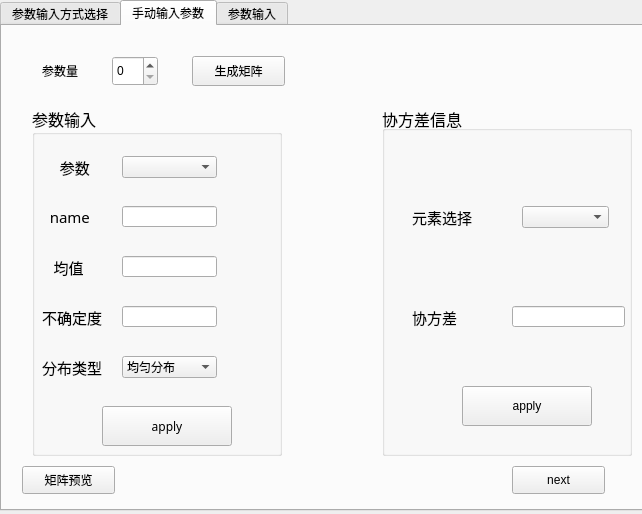
MaoXi/Qt_Learning, file 7_10_CUSA/widget.ui: the form before one commit.
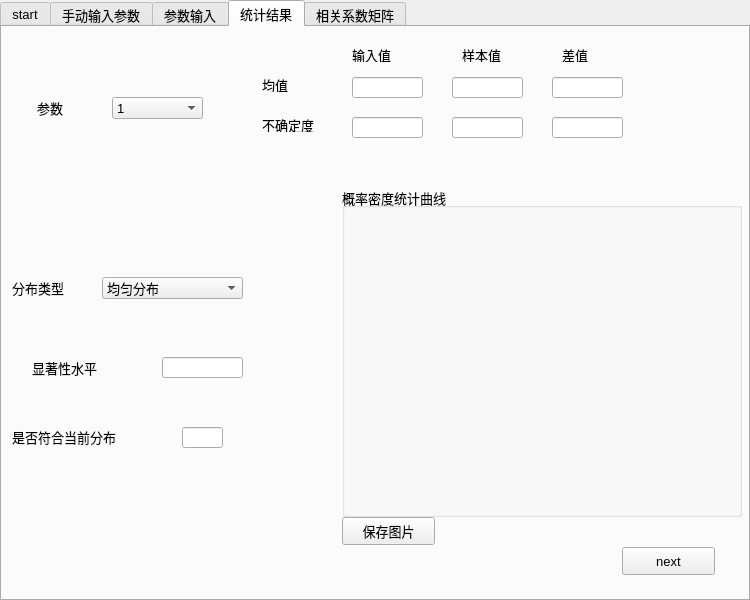
The form after the commit. The open tabs and pages were chosen to show the change.

What changed in the file:
```diff
--- a/7_10_CUSA/widget.ui
+++ b/7_10_CUSA/widget.ui
@@ -6,8 +6,8 @@
    <rect>
     <x>0</x>
     <y>0</y>
-    <width>642</width>
-    <height>514</height>
+    <width>750</width>
+    <height>600</height>
    </rect>
   </property>
   <property name="windowTitle">
@@ -18,16 +18,22 @@
     <rect>
      <x>0</x>
      <y>0</y>
-     <width>651</width>
-     <height>511</height>
+     <width>750</width>
+     <height>601</height>
     </rect>
    </property>
+   <property name="font">
+    <font>
+     <family>Microsoft YaHei UI</family>
+     <pointsize>10</pointsize>
+    </font>
+   </property>
    <property name="currentIndex">
     <number>0</number>
    </property>
    <widget class="QWidget" name="tab">
     <attribute name="title">
-     <string>参数输入方式选择</string>
+     <string>start</string>
     </attribute>
     <widget class="QPushButton" name="pushButton">
      <property name="geometry">
@@ -120,8 +126,8 @@
       <rect>
        <x>30</x>
        <y>80</y>
-       <width>250</width>
-       <height>350</height>
+       <width>300</width>
+       <height>400</height>
       </rect>
      </property>
      <property name="font">
@@ -318,10 +324,10 @@
     <widget class="QGroupBox" name="groupBox_2">
      <property name="geometry">
       <rect>
-       <x>380</x>
+       <x>400</x>
        <y>80</y>
-       <width>250</width>
-       <height>350</height>
+       <width>300</width>
+       <height>400</height>
       </rect>
      </property>
      <property name="font">
@@ -413,9 +419,9 @@
      <property name="geometry">
       <rect>
        <x>20</x>
-       <y>440</y>
+       <y>500</y>
        <width>93</width>
-       <height>28</height>
+       <height>40</height>
       </rect>
      </property>
      <property name="text">
@@ -425,10 +431,10 @@
     <widget class="QPushButton" name="pushButton_7">
      <property name="geometry">
       <rect>
-       <x>510</x>
-       <y>440</y>
+       <x>600</x>
+       <y>500</y>
        <width>93</width>
-       <height>28</height>
+       <height>40</height>
       </rect>
      </property>
      <property name="text">
@@ -531,6 +537,374 @@
      </property>
     </widget>
    </widget>
+   <widget class="QWidget" name="tab_4">
+    <attribute name="title">
+     <string>统计结果</string>
+    </attribute>
+    <widget class="QGroupBox" name="groupBox_3">
+     <property name="geometry">
+      <rect>
+       <x>340</x>
+       <y>160</y>
+       <width>400</width>
+       <height>330</height>
+      </rect>
+     </property>
+     <property name="title">
+      <string>概率密度统计曲线</string>
+     </property>
+    </widget>
+    <widget class="QComboBox" name="comboBox_5">
+     <property name="geometry">
+      <rect>
+       <x>110</x>
+       <y>70</y>
+       <width>91</width>
+       <height>22</height>
+      </rect>
+     </property>
+     <item>
+      <property name="text">
+       <string>1</string>
+      </property>
+     </item>
+     <item>
+      <property name="text">
+       <string>2</string>
+      </property>
+     </item>
+     <item>
+      <property name="text">
+       <string>3</string>
+      </property>
+     </item>
+     <item>
+      <property name="text">
+       <string>4</string>
+      </property>
+     </item>
+     <item>
+      <property name="text">
+       <string>5</string>
+      </property>
+     </item>
+    </widget>
+    <widget class="QLineEdit" name="lineEdit_6">
+     <property name="geometry">
+      <rect>
+       <x>350</x>
+       <y>50</y>
+       <width>71</width>
+       <height>21</height>
+      </rect>
+     </property>
+    </widget>
+    <widget class="QLineEdit" name="lineEdit_7">
+     <property name="geometry">
+      <rect>
+       <x>450</x>
+       <y>50</y>
+       <width>71</width>
+       <height>21</height>
+      </rect>
+     </property>
+    </widget>
+    <widget class="QLineEdit" name="lineEdit_8">
+     <property name="geometry">
+      <rect>
+       <x>550</x>
+       <y>50</y>
+       <width>71</width>
+       <height>21</height>
+      </rect>
+     </property>
+    </widget>
+    <widget class="QLineEdit" name="lineEdit_9">
+     <property name="geometry">
+      <rect>
+       <x>350</x>
+       <y>90</y>
+       <width>71</width>
+       <height>21</height>
+      </rect>
+     </property>
+    </widget>
+    <widget class="QLineEdit" name="lineEdit_10">
+     <property name="geometry">
+      <rect>
+       <x>450</x>
+       <y>90</y>
+       <width>71</width>
+       <height>21</height>
+      </rect>
+     </property>
+    </widget>
+    <widget class="QLineEdit" name="lineEdit_11">
+     <property name="geometry">
+      <rect>
+       <x>550</x>
+       <y>90</y>
+       <width>71</width>
+       <height>21</height>
+      </rect>
+     </property>
+    </widget>
+    <widget class="QLabel" name="label_12">
+     <property name="geometry">
+      <rect>
+       <x>350</x>
+       <y>20</y>
+       <width>72</width>
+       <height>15</height>
+      </rect>
+     </property>
+     <property name="text">
+      <string>输入值</string>
+     </property>
+    </widget>
+    <widget class="QLabel" name="label_13">
+     <property name="geometry">
+      <rect>
+       <x>460</x>
+       <y>20</y>
+       <width>72</width>
+       <height>15</height>
+      </rect>
+     </property>
+     <property name="text">
+      <string>样本值</string>
+     </property>
+    </widget>
+    <widget class="QLabel" name="label_14">
+     <property name="geometry">
+      <rect>
+       <x>560</x>
+       <y>20</y>
+       <width>72</width>
+       <height>15</height>
+      </rect>
+     </property>
+     <property name="text">
+      <string>差值</string>
+     </property>
+    </widget>
+    <widget class="QLabel" name="label_15">
+     <property name="geometry">
+      <rect>
+       <x>260</x>
+       <y>50</y>
+       <width>72</width>
+       <height>15</height>
+      </rect>
+     </property>
+     <property name="text">
+      <string>均值</string>
+     </property>
+    </widget>
+    <widget class="QLabel" name="label_16">
+     <property name="geometry">
+      <rect>
+       <x>260</x>
+       <y>90</y>
+       <width>72</width>
+       <height>15</height>
+      </rect>
+     </property>
+     <property name="text">
+      <string>不确定度</string>
+     </property>
+    </widget>
+    <widget class="QPushButton" name="pushButton_10">
+     <property name="geometry">
+      <rect>
+       <x>620</x>
+       <y>520</y>
+       <width>93</width>
+       <height>28</height>
+      </rect>
+     </property>
+     <property name="text">
+      <string>next</string>
+     </property>
+    </widget>
+    <widget class="QComboBox" name="comboBox_6">
+     <property name="geometry">
+      <rect>
+       <x>100</x>
+       <y>250</y>
+       <width>141</width>
+       <height>22</height>
+      </rect>
+     </property>
+     <item>
+      <property name="text">
+       <string>均匀分布</string>
+      </property>
+     </item>
+     <item>
+      <property name="text">
+       <string>正态分布</string>
+      </property>
+     </item>
+    </widget>
+    <widget class="QLabel" name="label_17">
+     <property name="geometry">
+      <rect>
+       <x>30</x>
+       <y>310</y>
+       <width>101</width>
+       <height>61</height>
+      </rect>
+     </property>
+     <property name="text">
+      <string>显著性水平</string>
+     </property>
+    </widget>
+    <widget class="QLineEdit" name="lineEdit_12">
+     <property name="geometry">
+      <rect>
+       <x>160</x>
+       <y>330</y>
+       <width>81</width>
+       <height>21</height>
+      </rect>
+     </property>
+    </widget>
+    <widget class="QLineEdit" name="lineEdit_13">
+     <property name="geometry">
+      <rect>
+       <x>180</x>
+       <y>400</y>
+       <width>41</width>
+       <height>21</height>
+      </rect>
+     </property>
+    </widget>
+    <widget class="QLabel" name="label_18">
+     <property name="geometry">
+      <rect>
+       <x>10</x>
+       <y>400</y>
+       <width>141</width>
+       <height>20</height>
+      </rect>
+     </property>
+     <property name="text">
+      <string>是否符合当前分布</string>
+     </property>
+    </widget>
+    <widget class="QLabel" name="label_19">
+     <property name="geometry">
+      <rect>
+       <x>35</x>
+       <y>70</y>
+       <width>41</width>
+       <height>21</height>
+      </rect>
+     </property>
+     <property name="text">
+      <string>参数</string>
+     </property>
+    </widget>
+    <widget class="QLabel" name="label_20">
+     <property name="geometry">
+      <rect>
+       <x>10</x>
+       <y>250</y>
+       <width>72</width>
+       <height>22</height>
+      </rect>
+     </property>
+     <property name="text">
+      <string>分布类型</string>
+     </property>
+    </widget>
+    <widget class="QPushButton" name="pushButton_11">
+     <property name="geometry">
+      <rect>
+       <x>340</x>
+       <y>490</y>
+       <width>93</width>
+       <height>28</height>
+      </rect>
+     </property>
+     <property name="text">
+      <string>保存图片</string>
+     </property>
+    </widget>
+   </widget>
+   <widget class="QWidget" name="tab_5">
+    <attribute name="title">
+     <string>相关系数矩阵</string>
+    </attribute>
+    <widget class="QTabWidget" name="tabWidget_2">
+     <property name="geometry">
+      <rect>
+       <x>34</x>
+       <y>70</y>
+       <width>541</width>
+       <height>431</height>
+      </rect>
+     </property>
+     <property name="currentIndex">
+      <number>0</number>
+     </property>
+     <widget class="QWidget" name="tab_6">
+      <attribute name="title">
+       <string>输入样本相关系数矩阵</string>
+      </attribute>
+     </widget>
+     <widget class="QWidget" name="tab_7">
+      <attribute name="title">
+       <string>相关系数矩阵</string>
+      </attribute>
+     </widget>
+     <widget class="QWidget" name="tab_8">
+      <attribute name="title">
+       <string>相关系数差值矩阵</string>
+      </attribute>
+     </widget>
+    </widget>
+    <widget class="QPushButton" name="pushButton_12">
+     <property name="geometry">
+      <rect>
+       <x>30</x>
+       <y>500</y>
+       <width>93</width>
+       <height>28</height>
+      </rect>
+     </property>
+     <property name="text">
+      <string>保存</string>
+     </property>
+    </widget>
+    <widget class="QPushButton" name="pushButton_13">
+     <property name="geometry">
+      <rect>
+       <x>620</x>
+       <y>240</y>
+       <width>100</width>
+       <height>40</height>
+      </rect>
+     </property>
+     <property name="text">
+      <string>导出INP</string>
+     </property>
+    </widget>
+    <widget class="QPushButton" name="pushButton_14">
+     <property name="geometry">
+      <rect>
+       <x>620</x>
+       <y>370</y>
+       <width>100</width>
+       <height>40</height>
+      </rect>
+     </property>
+     <property name="text">
+      <string>开始计算</string>
+     </property>
+    </widget>
+   </widget>
   </widget>
  </widget>
  <layoutdefault spacing="6" margin="11"/>
```
Left out of the diff: 82 changed lines with no effect on the pictures.
